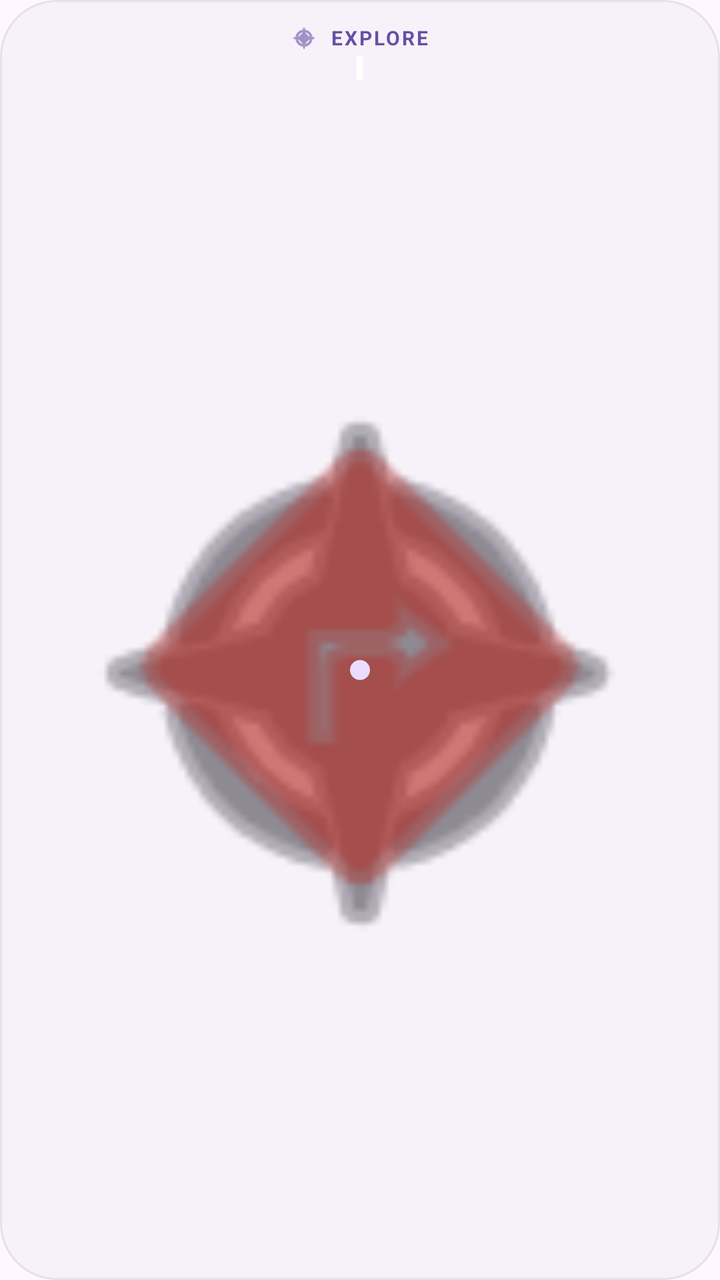
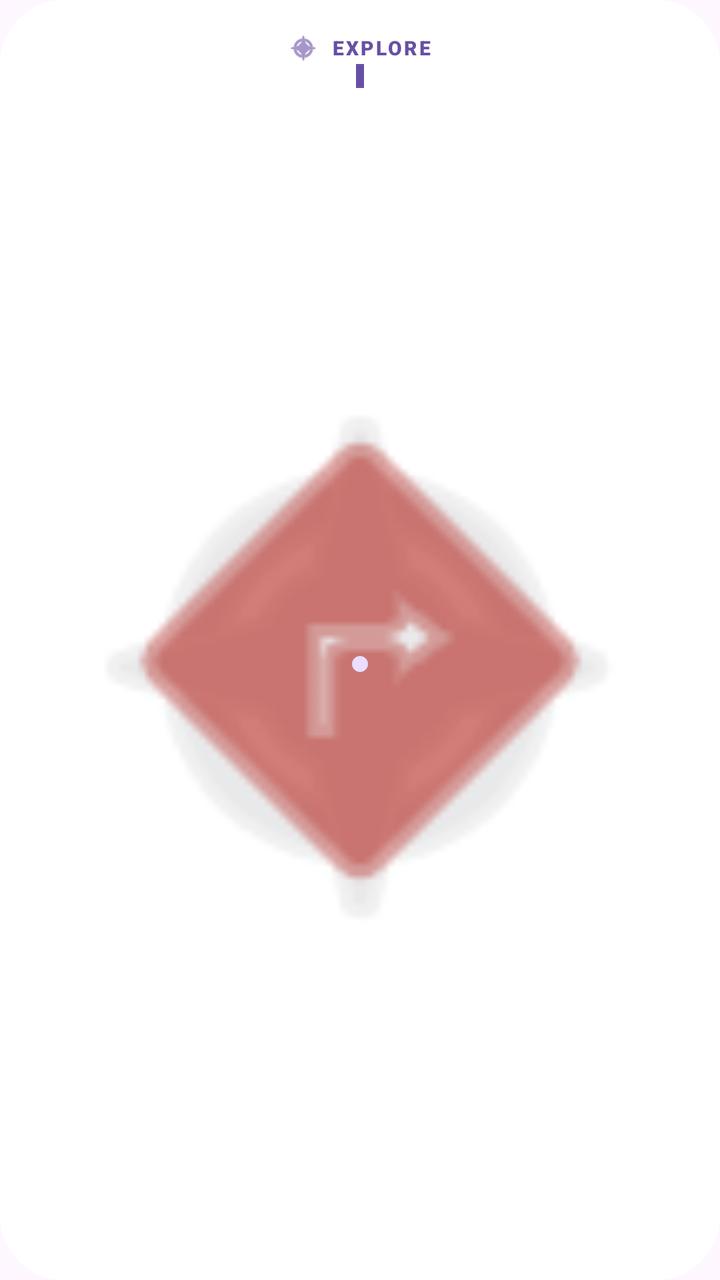

Two renders of the same Android screen: before a commit and after it. Below are the layout's source before the change and the commit's diff.
<!-- AndroidManifest.xml: application theme Theme.Toolz -->
<!-- res/layout/compass_widget.xml -->
<?xml version="1.0" encoding="utf-8"?>
<RelativeLayout xmlns:android="http://schemas.android.com/apk/res/android"
    xmlns:app="http://schemas.android.com/apk/res-auto"
    android:id="@+id/widget_root"
    android:layout_width="match_parent"
    android:layout_height="match_parent"
    android:padding="12dp"
    android:background="@drawable/widget_background">

    <LinearLayout
        android:id="@+id/widget_compass_header"
        android:layout_width="wrap_content"
        android:layout_height="wrap_content"
        android:orientation="horizontal"
        android:layout_alignParentTop="true"
        android:layout_centerHorizontal="true"
        android:gravity="center_vertical">

        <ImageView
            android:id="@+id/widget_compass_icon"
            android:layout_width="14dp"
            android:layout_height="14dp"
            android:src="@android:drawable/ic_menu_compass"
            android:tint="#6750A4"
            android:contentDescription="Compass" />

        <TextView
            android:id="@+id/widget_compass_label"
            android:layout_width="wrap_content"
            android:layout_height="wrap_content"
            android:text="EXPLORE"
            android:textSize="10sp"
            android:textStyle="bold"
            android:textColor="#6750A4"
            android:layout_marginStart="6dp"
            android:letterSpacing="0.1" />
    </LinearLayout>

    <ImageView
        android:id="@+id/widget_compass_guide"
        android:layout_width="3dp"
        android:layout_height="12dp"
        android:layout_below="@id/widget_compass_header"
        android:layout_centerHorizontal="true"
        android:layout_marginTop="2dp"
        android:src="@android:color/white"
        android:background="#6750A4"
        android:contentDescription="Guide" />

    <FrameLayout
        android:layout_width="match_parent"
        android:layout_height="match_parent"
        android:layout_below="@id/widget_compass_guide"
        android:layout_marginTop="2dp">

        <ImageView
            android:id="@+id/widget_compass_dial"
            android:layout_width="match_parent"
            android:layout_height="match_parent"
            android:src="@android:drawable/ic_menu_compass"
            android:padding="8dp"
            android:scaleType="fitCenter"
            android:tint="#49454F"
            android:contentDescription="Dial" />

        <ImageView
            android:id="@+id/widget_compass_needle"
            android:layout_width="match_parent"
            android:layout_height="match_parent"
            android:src="@android:drawable/ic_menu_directions"
            android:padding="8dp"
            android:scaleType="fitCenter"
            android:tint="#B3261E"
            android:contentDescription="Needle" />

        <ImageView
            android:layout_width="10dp"
            android:layout_height="10dp"
            android:layout_gravity="center"
            android:src="@drawable/widget_button_tonal"
            android:contentDescription="Center" />
    </FrameLayout>

</RelativeLayout>
<!-- resources referenced by this layout -->
<resources>
  <!-- drawable widget_background (drawable) -->
  <?xml version="1.0" encoding="utf-8"?>
  <shape xmlns:android="http://schemas.android.com/apk/res/android">
      <solid android:color="#F7F2FA" /> 
      <corners android:radius="28dp" />
      <stroke android:width="1dp" android:color="#E6E0E9" />
  </shape>
  <!-- drawable widget_button_tonal (drawable) -->
  <?xml version="1.0" encoding="utf-8"?>
  <shape xmlns:android="http://schemas.android.com/apk/res/android">
      <solid android:color="#EADDFF" /> 
      <corners android:radius="16dp" />
  </shape>
  <style name="Theme.Toolz" parent="Theme.Material3.DayNight.NoActionBar">
          
          <item name="colorPrimary">@color/primary_light</item>
          <item name="colorSecondary">@color/secondary_light</item>
  
          
          <item name="floatingActionButtonStyle">@style/Widget.Material3.FloatingActionButton.Primary</item>
      </style>
  <color name="primary_light">#FFFF6D00</color>
  <color name="secondary_light">#FF00BFA5</color>
</resources>

<!-- the commit's change to res/layout/compass_widget.xml (unified diff, before → after) -->
@@ -4,7 +4,7 @@
     android:id="@+id/widget_root"
     android:layout_width="match_parent"
     android:layout_height="match_parent"
-    android:padding="12dp"
+    android:padding="16dp"
     android:background="@drawable/widget_background">
 
     <LinearLayout
@@ -18,8 +18,8 @@
 
         <ImageView
             android:id="@+id/widget_compass_icon"
-            android:layout_width="14dp"
-            android:layout_height="14dp"
+            android:layout_width="16dp"
+            android:layout_height="16dp"
             android:src="@android:drawable/ic_menu_compass"
             android:tint="#6750A4"
             android:contentDescription="Compass" />
@@ -30,37 +30,27 @@
             android:layout_height="wrap_content"
             android:text="EXPLORE"
             android:textSize="10sp"
-            android:textStyle="bold"
+            android:fontFamily="sans-serif-black"
             android:textColor="#6750A4"
             android:layout_marginStart="6dp"
             android:letterSpacing="0.1" />
     </LinearLayout>
 
-    <ImageView
-        android:id="@+id/widget_compass_guide"
-        android:layout_width="3dp"
-        android:layout_height="12dp"
-        android:layout_below="@id/widget_compass_header"
-        android:layout_centerHorizontal="true"
-        android:layout_marginTop="2dp"
-        android:src="@android:color/white"
-        android:background="#6750A4"
-        android:contentDescription="Guide" />
-
     <FrameLayout
         android:layout_width="match_parent"
         android:layout_height="match_parent"
-        android:layout_below="@id/widget_compass_guide"
-        android:layout_marginTop="2dp">
+        android:layout_below="@id/widget_compass_header"
+        android:layout_marginTop="8dp">
 
         <ImageView
             android:id="@+id/widget_compass_dial"
             android:layout_width="match_parent"
             android:layout_height="match_parent"
             android:src="@android:drawable/ic_menu_compass"
-            android:padding="8dp"
+            android:padding="4dp"
             android:scaleType="fitCenter"
             android:tint="#49454F"
+            android:alpha="0.2"
             android:contentDescription="Dial" />
 
         <ImageView
@@ -68,17 +58,23 @@
             android:layout_width="match_parent"
             android:layout_height="match_parent"
             android:src="@android:drawable/ic_menu_directions"
-            android:padding="8dp"
+            android:padding="4dp"
             android:scaleType="fitCenter"
             android:tint="#B3261E"
             android:contentDescription="Needle" />
 
-        <ImageView
-            android:layout_width="10dp"
-            android:layout_height="10dp"
+        <View
+            android:layout_width="8dp"
+            android:layout_height="8dp"
             android:layout_gravity="center"
-            android:src="@drawable/widget_button_tonal"
-            android:contentDescription="Center" />
+            android:background="@drawable/widget_button_tonal" />
     </FrameLayout>
 
+    <View
+        android:layout_width="4dp"
+        android:layout_height="12dp"
+        android:layout_below="@id/widget_compass_header"
+        android:layout_centerHorizontal="true"
+        android:background="#6750A4" />
+
 </RelativeLayout>
<!-- resource entries referenced after the edit -->
@@ -3,9 +3,8 @@
   <!-- drawable widget_background (drawable) -->
   <?xml version="1.0" encoding="utf-8"?>
   <shape xmlns:android="http://schemas.android.com/apk/res/android">
-      <solid android:color="#F7F2FA" /> 
-      <corners android:radius="28dp" />
-      <stroke android:width="1dp" android:color="#E6E0E9" />
+      <solid android:color="#FFFFFF" /> 
+      <corners android:radius="32dp" />
   </shape>
   <!-- drawable widget_button_tonal (drawable) -->
   <?xml version="1.0" encoding="utf-8"?>
